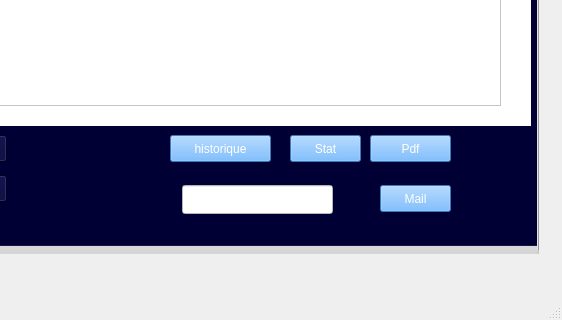
This is mainwindow.ui in ProjetCppS2-2425/projetcpp-innovatehub as Qt 5 draws it before an edit; both pictures show x 792 to 1354 and y 411 to 731 of the 1354 by 731 pixel window. The edited form follows.
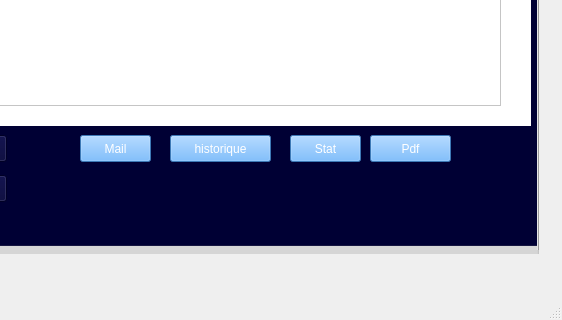
This is the edited form. Icons and pictures are not drawn.

Commit message: Ajout des fonctionnalités dans la branche conseil

Patch:
```diff
--- a/mainwindow.ui
+++ b/mainwindow.ui
@@ -435,8 +435,8 @@
            <widget class="QPushButton" name="mailconseil">
             <property name="geometry">
              <rect>
-              <x>930</x>
-              <y>460</y>
+              <x>630</x>
+              <y>410</y>
               <width>71</width>
               <height>27</height>
              </rect>
@@ -819,20 +819,6 @@
              <iconset theme="QIcon::ThemeIcon::DocumentPrintPreview"/>
             </property>
            </widget>
-           <widget class="QLineEdit" name="email">
-            <property name="geometry">
-             <rect>
-              <x>732</x>
-              <y>460</y>
-              <width>151</width>
-              <height>29</height>
-             </rect>
-            </property>
-            <property name="styleSheet">
-             <string notr="true">color: rgb(0, 0, 0);
-background-color: rgb(255, 255, 255);</string>
-            </property>
-           </widget>
           </widget>
          </widget>
          <widget class="QWidget" name="tab_5">
```
